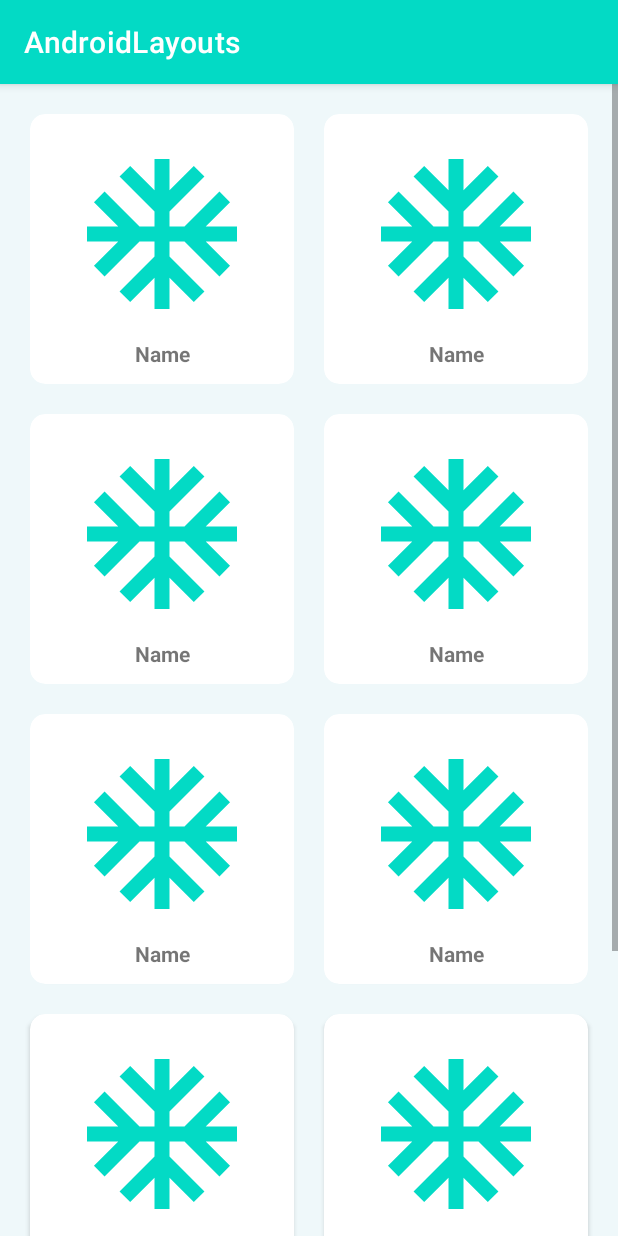
After one commit to Avs-Pavan/AndroidLayoutsDemo, an Android app: the LinearAssignment screen opened directly, with no data from a screen before it, on a phone screen of 412 x 824 dp. The commit adds this screen. Run offline under Robolectric (Android 15) with nearby library versions, the phone set to English and light mode, and no system bars.

Commit message:
Added assignment for linear layout

```diff
--- a/app/src/main/AndroidManifest.xml
+++ b/app/src/main/AndroidManifest.xml
@@ -11,6 +11,9 @@
         android:supportsRtl="true"
         android:theme="@style/Theme.AndroidLayouts"
         tools:targetApi="31">
+        <activity
+            android:name=".LinearAssignment"
+            android:exported="false" />
         <activity
             android:name=".LinearLayout"
             android:exported="false" />
--- /dev/null
+++ b/app/src/main/java/com/kevin/androidlayouts/LinearAssignment.kt
@@ -0,0 +1,11 @@
+package com.kevin.androidlayouts
+
+import androidx.appcompat.app.AppCompatActivity
+import android.os.Bundle
+
+class LinearAssignment : AppCompatActivity() {
+    override fun onCreate(savedInstanceState: Bundle?) {
+        super.onCreate(savedInstanceState)
+        setContentView(R.layout.activity_linear_assignment)
+    }
+}
--- a/app/src/main/java/com/kevin/androidlayouts/MainActivity.kt
+++ b/app/src/main/java/com/kevin/androidlayouts/MainActivity.kt
@@ -1,11 +1,30 @@
 package com.kevin.androidlayouts
 
+import android.content.Intent
 import androidx.appcompat.app.AppCompatActivity
 import android.os.Bundle
+import com.kevin.androidlayouts.databinding.ActivityMainBinding
 
 class MainActivity : AppCompatActivity() {
+    private val mainBinding by lazy {
+        ActivityMainBinding.inflate(layoutInflater)
+    }
+
     override fun onCreate(savedInstanceState: Bundle?) {
         super.onCreate(savedInstanceState)
-        setContentView(R.layout.activity_main)
+        setContentView(mainBinding.root)
+        initViews()
+    }
+
+    private fun initViews() {
+        mainBinding.linearBtn.setOnClickListener {
+            val intent = Intent(this, LinearLayout::class.java)
+            startActivity(intent)
+        }
+
+        mainBinding.linearAssignmentBtn.setOnClickListener {
+            val intent = Intent(this, LinearAssignment::class.java)
+            startActivity(intent)
+        }
     }
 }
--- /dev/null
+++ b/app/src/main/res/drawable/baseline_ac_unit_24.xml
@@ -0,0 +1,5 @@
+<vector android:height="24dp" android:tint="#000000"
+    android:viewportHeight="24" android:viewportWidth="24"
+    android:width="24dp" xmlns:android="http://schemas.android.com/apk/res/android">
+    <path android:fillColor="@android:color/white" android:pathData="M22,11h-4.17l3.24,-3.24 -1.41,-1.42L15,11h-2V9l4.66,-4.66 -1.42,-1.41L13,6.17V2h-2v4.17L7.76,2.93 6.34,4.34 11,9v2H9L4.34,6.34 2.93,7.76 6.17,11H2v2h4.17l-3.24,3.24 1.41,1.42L9,13h2v2l-4.66,4.66 1.42,1.41L11,17.83V22h2v-4.17l3.24,3.24 1.42,-1.41L13,15v-2h2l4.66,4.66 1.41,-1.42L17.83,13H22z"/>
+</vector>
--- /dev/null
+++ b/app/src/main/res/layout/activity_linear_assignment.xml
@@ -0,0 +1,124 @@
+<?xml version="1.0" encoding="utf-8"?>
+
+<ScrollView xmlns:android="http://schemas.android.com/apk/res/android"
+
+    android:layout_width="match_parent"
+    android:layout_height="match_parent">
+
+    <LinearLayout
+        android:layout_width="match_parent"
+        android:layout_height="match_parent"
+        android:background="#EFF8FA"
+        android:gravity="center"
+        android:orientation="vertical"
+        android:padding="10dp">
+
+        <LinearLayout
+            android:layout_width="match_parent"
+            android:layout_height="wrap_content"
+            android:orientation="horizontal">
+
+            <include
+                layout="@layout/card_row"
+                android:layout_width="0dp"
+                android:layout_height="wrap_content"
+                android:layout_margin="10dp"
+                android:layout_weight="1" />
+
+            <include
+                layout="@layout/card_row"
+                android:layout_width="0dp"
+                android:layout_height="wrap_content"
+                android:layout_margin="10dp"
+                android:layout_weight="1" />
+
+        </LinearLayout>
+
+        <LinearLayout
+            android:layout_width="match_parent"
+            android:layout_height="wrap_content"
+            android:orientation="horizontal">
+
+            <include
+                layout="@layout/card_row"
+                android:layout_width="0dp"
+                android:layout_height="wrap_content"
+                android:layout_margin="10dp"
+                android:layout_weight="1" />
+
+            <include
+                layout="@layout/card_row"
+                android:layout_width="0dp"
+                android:layout_height="wrap_content"
+                android:layout_margin="10dp"
+                android:layout_weight="1" />
+
+        </LinearLayout>
+
+        <LinearLayout
+            android:layout_width="match_parent"
+            android:layout_height="wrap_content"
+            android:orientation="horizontal">
+
+            <include
+                layout="@layout/card_row"
+                android:layout_width="0dp"
+                android:layout_height="wrap_content"
+                android:layout_margin="10dp"
+                android:layout_weight="1" />
+
+            <include
+                layout="@layout/card_row"
+                android:layout_width="0dp"
+                android:layout_height="wrap_content"
+                android:layout_margin="10dp"
+                android:layout_weight="1" />
+
+        </LinearLayout>
+
+        <LinearLayout
+            android:layout_width="match_parent"
+            android:layout_height="wrap_content"
+            android:orientation="horizontal">
+
+            <include
+                layout="@layout/card_row"
+                android:layout_width="0dp"
+                android:layout_height="wrap_content"
+                android:layout_margin="10dp"
+                android:layout_weight="1" />
+
+            <include
+                layout="@layout/card_row"
+                android:layout_width="0dp"
+                android:layout_height="wrap_content"
+                android:layout_margin="10dp"
+                android:layout_weight="1" />
+
+        </LinearLayout>
+
+        <LinearLayout
+            android:layout_width="match_parent"
+            android:layout_height="wrap_content"
+            android:orientation="horizontal">
+
+            <include
+                layout="@layout/card_row"
+                android:layout_width="0dp"
+                android:layout_height="wrap_content"
+                android:layout_margin="10dp"
+                android:layout_weight="1" />
+
+            <include
+                layout="@layout/card_row"
+                android:layout_width="0dp"
+                android:layout_height="wrap_content"
+                android:layout_margin="10dp"
+                android:layout_weight="1" />
+
+        </LinearLayout>
+
+    </LinearLayout>
+
+
+</ScrollView>
--- a/app/src/main/res/layout/activity_main.xml
+++ b/app/src/main/res/layout/activity_main.xml
@@ -1,18 +1,24 @@
 <?xml version="1.0" encoding="utf-8"?>
-<androidx.constraintlayout.widget.ConstraintLayout xmlns:android="http://schemas.android.com/apk/res/android"
-    xmlns:app="http://schemas.android.com/apk/res-auto"
-    xmlns:tools="http://schemas.android.com/tools"
+<LinearLayout xmlns:android="http://schemas.android.com/apk/res/android"
     android:layout_width="match_parent"
     android:layout_height="match_parent"
-    tools:context=".MainActivity">
+    android:gravity="center"
+    android:orientation="vertical"
+    android:padding="10dp">
 
-    <TextView
-        android:layout_width="wrap_content"
+
+    <Button
+        android:id="@+id/linearBtn"
+        android:layout_width="match_parent"
         android:layout_height="wrap_content"
-        android:text="Hello World!"
-        app:layout_constraintBottom_toBottomOf="parent"
-        app:layout_constraintEnd_toEndOf="parent"
-        app:layout_constraintStart_toStartOf="parent"
-        app:layout_constraintTop_toTopOf="parent" />
+        android:layout_margin="10dp"
+        android:text="Linear layout demo" />
 
-</androidx.constraintlayout.widget.ConstraintLayout>
+    <Button
+        android:id="@+id/linearAssignmentBtn"
+        android:layout_width="match_parent"
+        android:layout_height="wrap_content"
+        android:layout_margin="10dp"
+        android:text="Linear layout assignment" />
+
+</LinearLayout>
--- /dev/null
+++ b/app/src/main/res/layout/card_row.xml
@@ -0,0 +1,36 @@
+<?xml version="1.0" encoding="utf-8"?>
+
+<androidx.cardview.widget.CardView xmlns:android="http://schemas.android.com/apk/res/android"
+    xmlns:app="http://schemas.android.com/apk/res-auto"
+    android:layout_width="match_parent"
+    android:layout_height="180dp"
+    android:layout_margin="10dp"
+    android:elevation="10dp"
+    android:orientation="vertical"
+    app:cardCornerRadius="10dp">
+
+    <LinearLayout
+        android:layout_width="match_parent"
+        android:layout_height="180dp"
+        android:gravity="center"
+        android:orientation="vertical"
+        android:padding="5dp">
+
+        <ImageView
+            android:id="@+id/linearBtn"
+            android:layout_width="match_parent"
+            android:layout_height="120dp"
+            android:layout_margin="10dp"
+            android:src="@drawable/baseline_ac_unit_24"
+            android:text="Linear layout demo"
+            app:tint="@color/teal_200" />
+
+        <TextView
+            android:layout_width="match_parent"
+            android:layout_height="wrap_content"
+            android:gravity="center"
+            android:text="Name"
+            android:textStyle="bold" />
+
+    </LinearLayout>
+</androidx.cardview.widget.CardView>
--- a/app/src/main/res/values/themes.xml
+++ b/app/src/main/res/values/themes.xml
@@ -2,8 +2,8 @@
     <!-- Base application theme. -->
     <style name="Theme.AndroidLayouts" parent="Theme.MaterialComponents.DayNight.DarkActionBar">
         <!-- Primary brand color. -->
-        <item name="colorPrimary">@color/purple_500</item>
-        <item name="colorPrimaryVariant">@color/purple_700</item>
+        <item name="colorPrimary">@color/teal_200</item>
+        <item name="colorPrimaryVariant">@color/teal_700</item>
         <item name="colorOnPrimary">@color/white</item>
         <!-- Secondary brand color. -->
         <item name="colorSecondary">@color/teal_200</item>
```
